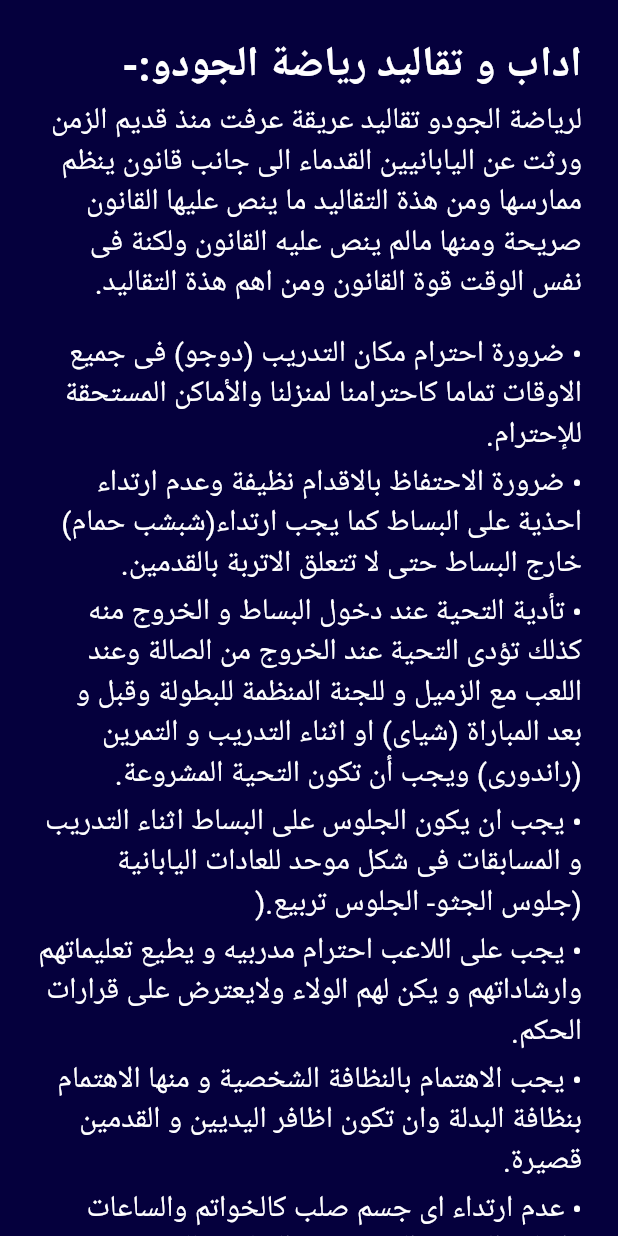
After one commit to YoussefM50/judo_app-main, a Flutter app: the Screen3ViewBody screen opened directly, on a phone screen of 412 x 824 dp. The commit adds this screen. Run offline on Flutter 3.47's test engine with Material 2 defaults, Android fonts, the phone set to English and light mode, and no system bars; our stand-ins replace go_router, google_fonts; Roboto replaces fonts that are missing (Amiri).

Commit message:
implement screen 3

```diff
--- a/lib/core/utliz/routers.dart
+++ b/lib/core/utliz/routers.dart
@@ -5,6 +5,7 @@ import 'package:judo_app/features/screen1/presentation/views/screen1_view.dart';
 import 'package:judo_app/features/splash/presentation/views/splash_view.dart';
 
 import '../../features/screen2/presentation/views/screen2_view.dart';
+import '../../features/screen3/presentation/views/screen3_view.dart';
 
 
 abstract class AppRouter {
@@ -40,7 +41,7 @@ abstract class AppRouter {
       ),
        GoRoute(
         path: kScreen3View,
-        builder: (context, state) => const Screen1View(),
+        builder: (context, state) => const Screen3View(),
       ),
        GoRoute(
         path: kScreen4View,
--- /dev/null
+++ b/lib/features/screen3/presentation/views/screen3_view.dart
@@ -0,0 +1,12 @@
+import 'package:flutter/material.dart';
+
+import 'widgets/screen2_view_body.dart';
+
+class Screen3View extends StatelessWidget {
+  const Screen3View({super.key});
+
+  @override
+  Widget build(BuildContext context) {
+    return Screen3ViewBody();
+  }
+}
--- /dev/null
+++ b/lib/features/screen3/presentation/views/widgets/screen2_view_body.dart
@@ -0,0 +1,115 @@
+import 'package:flutter/material.dart';
+
+import '../../../../../core/utliz/stayles.dart';
+
+class Screen3ViewBody extends StatelessWidget {
+  const Screen3ViewBody({super.key});
+
+  @override
+  Widget build(BuildContext context) {
+    return Scaffold(
+      body: SingleChildScrollView(
+        child: Padding(
+          padding: const EdgeInsets.all(24),
+          child: Column(
+            crossAxisAlignment: CrossAxisAlignment.stretch,
+            children: [
+              Text(
+                'اداب و تقاليد رياضة الجودو:-',
+                textAlign: TextAlign.right,
+                style: Styles.textStyle28,
+              ),
+              const SizedBox(
+                height: 5,
+              ),
+              Text(
+                'لرياضة الجودو تقاليد عريقة عرفت منذ قديم الزمن ورثت عن اليابانيين القدماء الى جانب قانون ينظم ممارسها ومن هذة التقاليد ما ينص عليها القانون صريحة ومنها مالم ينص عليه القانون ولكنة فى نفس الوقت قوة القانون ومن اهم هذة التقاليد.',
+                style: Styles.textStyle20,
+              ),
+              const SizedBox(
+                height: 20,
+              ),
+              Text(
+                '•	ضرورة احترام مكان التدريب (دوجو) فى جميع الاوقات تماما كاحترامنا لمنزلنا والأماكن المستحقة للإحترام.',
+                textAlign: TextAlign.right,
+                style: Styles.textStyle20,
+              ),
+              const SizedBox(
+                height: 5,
+              ),
+              Text(
+                '•	ضرورة الاحتفاظ بالاقدام نظيفة وعدم ارتداء احذية على البساط كما يجب ارتداء(شبشب حمام) خارج البساط حتى لا تتعلق الاتربة بالقدمين.',
+                textAlign: TextAlign.right,
+                style: Styles.textStyle20,
+              ),
+              const SizedBox(
+                height: 5,
+              ),
+              Text(
+                '•	تأدية التحية عند دخول البساط و الخروج منه كذلك تؤدى التحية عند الخروج من الصالة وعند اللعب مع الزميل و للجنة المنظمة للبطولة وقبل و بعد المباراة (شياى) او اثناء التدريب و التمرين (راندورى) ويجب أن تكون التحية المشروعة.',
+                textAlign: TextAlign.right,
+                style: Styles.textStyle20,
+              ),
+              const SizedBox(
+                height: 5,
+              ),
+              Text(
+                '•	يجب ان يكون الجلوس على البساط اثناء التدريب و المسابقات فى شكل موحد للعادات اليابانية (جلوس الجثو- الجلوس تربيع.(',
+                textAlign: TextAlign.right,
+                style: Styles.textStyle20,
+              ),
+              const SizedBox(
+                height: 5,
+              ),
+              Text(
+                '•	يجب على اللاعب احترام مدربيه و يطيع تعليماتهم وارشاداتهم و يكن لهم الولاء ولايعترض على قرارات الحكم.',
+                textAlign: TextAlign.right,
+                style: Styles.textStyle20,
+              ),
+              const SizedBox(
+                height: 5,
+              ),
+              Text(
+                '•	يجب الاهتمام بالنظافة الشخصية و منها الاهتمام بنظافة البدلة وان تكون اظافر اليديين و القدمين قصيرة.',
+                textAlign: TextAlign.right,
+                style: Styles.textStyle20,
+              ),
+              const SizedBox(
+                height: 5,
+              ),
+              Text(
+                '•	عدم ارتداء اى جسم صلب كالخواتم والساعات واساور المعصم التى تعرض المنافس للخطر.',
+                textAlign: TextAlign.right,
+                style: Styles.textStyle20,
+              ),
+              const SizedBox(
+                height: 5,
+              ),
+              Text(
+                '•	التاكد من سلامة اللاعب وذلك بإجراءالكشف الطبى الدورى للتأكد من خلوه من الامراض المعدية.',
+                textAlign: TextAlign.right,
+                style: Styles.textStyle20,
+              ),
+              const SizedBox(
+                height: 5,
+              ),
+              Text(
+                '•	يجب ان يكون البساط المعد للتدريب نظيفا بإستمرار.',
+                textAlign: TextAlign.right,
+                style: Styles.textStyle20,
+              ),
+              const SizedBox(
+                height: 5,
+              ),
+              Text(
+                '•	على اللاعب عدم التهور فى استعمال فنون اللعبةاثناءالتدريب او المنافسة.',
+                textAlign: TextAlign.right,
+                style: Styles.textStyle20,
+              ),
+            ],
+          ),
+        ),
+      ),
+    );
+  }
+}
```
